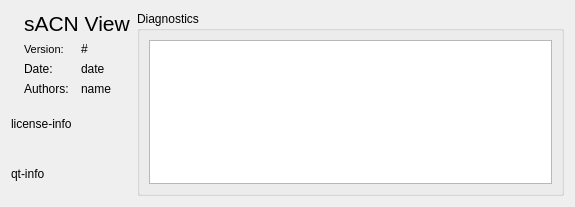
Before: the Qt Designer form ui/aboutdialog.ui in docsteer/sacnview, drawn with Qt 5.
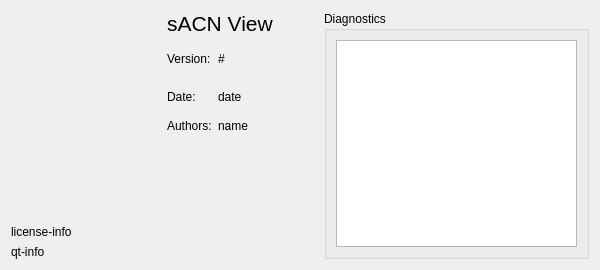
After: the same form once the commit is applied. Icons and pictures are not drawn.

Commit message:
About window formating
Ensure about min size is correct

Diff of the .ui file:
```diff
--- a/ui/aboutdialog.ui
+++ b/ui/aboutdialog.ui
@@ -6,10 +6,16 @@
    <rect>
     <x>0</x>
     <y>0</y>
-    <width>575</width>
-    <height>207</height>
+    <width>600</width>
+    <height>270</height>
    </rect>
   </property>
+  <property name="sizePolicy">
+   <sizepolicy hsizetype="MinimumExpanding" vsizetype="MinimumExpanding">
+    <horstretch>0</horstretch>
+    <verstretch>0</verstretch>
+   </sizepolicy>
+  </property>
   <property name="windowTitle">
    <string>About sACN View</string>
   </property>
@@ -18,20 +24,47 @@
     <normaloff>:/icons/info.png</normaloff>:/icons/info.png</iconset>
   </property>
   <layout class="QHBoxLayout" name="horizontalLayout">
+   <property name="sizeConstraint">
+    <enum>QLayout::SetMinimumSize</enum>
+   </property>
    <item>
     <layout class="QVBoxLayout" name="verticalLayout">
+     <property name="sizeConstraint">
+      <enum>QLayout::SetMinimumSize</enum>
+     </property>
      <item>
       <layout class="QGridLayout" name="gridLayout_2">
+       <property name="sizeConstraint">
+        <enum>QLayout::SetMinimumSize</enum>
+       </property>
        <item row="0" column="0" rowspan="2">
         <widget class="QLabel" name="showIcon">
+         <property name="sizePolicy">
+          <sizepolicy hsizetype="MinimumExpanding" vsizetype="MinimumExpanding">
+           <horstretch>0</horstretch>
+           <verstretch>0</verstretch>
+          </sizepolicy>
+         </property>
+         <property name="minimumSize">
+          <size>
+           <width>150</width>
+           <height>150</height>
+          </size>
+         </property>
+         <property name="baseSize">
+          <size>
+           <width>150</width>
+           <height>150</height>
+          </size>
+         </property>
          <property name="text">
           <string/>
          </property>
          <property name="pixmap">
           <pixmap resource="../res/resources.qrc">:/Logo.png</pixmap>
          </property>
-         <property name="scaledContents">
-          <bool>true</bool>
+         <property name="alignment">
+          <set>Qt::AlignCenter</set>
          </property>
         </widget>
        </item>
@@ -49,26 +82,58 @@
        </item>
        <item row="1" column="1">
         <layout class="QGridLayout" name="gridLayout">
-         <item row="1" column="0">
-          <widget class="QLabel" name="label_3">
+         <property name="sizeConstraint">
+          <enum>QLayout::SetMinimumSize</enum>
+         </property>
+         <item row="1" column="1">
+          <widget class="QLabel" name="displayDate">
+           <property name="sizePolicy">
+            <sizepolicy hsizetype="MinimumExpanding" vsizetype="MinimumExpanding">
+             <horstretch>0</horstretch>
+             <verstretch>0</verstretch>
+            </sizepolicy>
+           </property>
            <property name="text">
-            <string>Date:</string>
+            <string>date</string>
            </property>
           </widget>
          </item>
          <item row="2" column="0">
           <widget class="QLabel" name="AuthorLabel">
+           <property name="sizePolicy">
+            <sizepolicy hsizetype="MinimumExpanding" vsizetype="MinimumExpanding">
+             <horstretch>0</horstretch>
+             <verstretch>0</verstretch>
+            </sizepolicy>
+           </property>
            <property name="text">
             <string>Authors:</string>
            </property>
+           <property name="alignment">
+            <set>Qt::AlignLeading|Qt::AlignLeft|Qt::AlignTop</set>
+           </property>
+          </widget>
+         </item>
+         <item row="1" column="0">
+          <widget class="QLabel" name="DateLabel">
+           <property name="sizePolicy">
+            <sizepolicy hsizetype="MinimumExpanding" vsizetype="MinimumExpanding">
+             <horstretch>0</horstretch>
+             <verstretch>0</verstretch>
+            </sizepolicy>
+           </property>
+           <property name="text">
+            <string>Date:</string>
+           </property>
           </widget>
          </item>
          <item row="0" column="0">
           <widget class="QLabel" name="VerLabel">
-           <property name="font">
-            <font>
-             <pointsize>8</pointsize>
-            </font>
+           <property name="sizePolicy">
+            <sizepolicy hsizetype="MinimumExpanding" vsizetype="MinimumExpanding">
+             <horstretch>0</horstretch>
+             <verstretch>0</verstretch>
+            </sizepolicy>
            </property>
            <property name="text">
             <string>Version:</string>
@@ -77,20 +142,34 @@
          </item>
          <item row="2" column="1">
           <widget class="QLabel" name="DisplayName">
+           <property name="sizePolicy">
+            <sizepolicy hsizetype="MinimumExpanding" vsizetype="MinimumExpanding">
+             <horstretch>0</horstretch>
+             <verstretch>0</verstretch>
+            </sizepolicy>
+           </property>
+           <property name="minimumSize">
+            <size>
+             <width>100</width>
+             <height>100</height>
+            </size>
+           </property>
            <property name="text">
             <string>name</string>
            </property>
-          </widget>
-         </item>
-         <item row="1" column="1">
-          <widget class="QLabel" name="displayDate">
-           <property name="text">
-            <string>date</string>
+           <property name="alignment">
+            <set>Qt::AlignLeading|Qt::AlignLeft|Qt::AlignTop</set>
            </property>
           </widget>
          </item>
          <item row="0" column="1">
           <widget class="QLabel" name="DisplayVer">
+           <property name="sizePolicy">
+            <sizepolicy hsizetype="MinimumExpanding" vsizetype="MinimumExpanding">
+             <horstretch>0</horstretch>
+             <verstretch>0</verstretch>
+            </sizepolicy>
+           </property>
            <property name="text">
             <string>#</string>
            </property>
```
